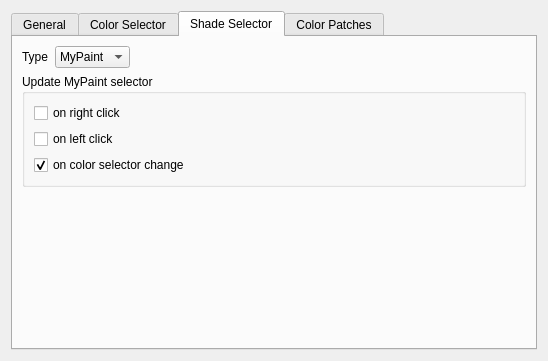
Before: the Qt Designer form krita/plugins/extensions/dockers/colorselectorng/wdg_color_selector_settings.ui in KDE/krita, drawn with Qt 5.
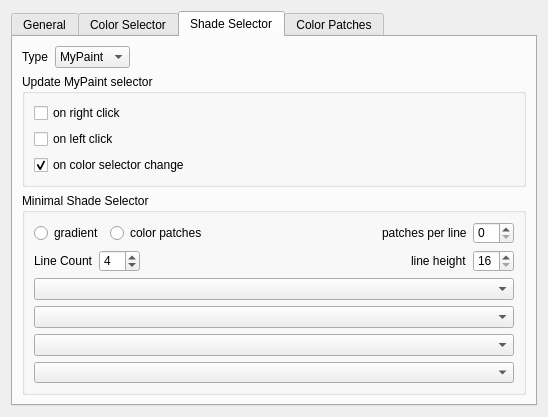
After: the same form once the commit is applied. The open tabs and pages were chosen to show the change. Custom widgets are drawn as their Qt base class.

Commit message: started work on minimal shade selector

```diff
--- a/krita/plugins/extensions/dockers/colorselectorng/wdg_color_selector_settings.ui
+++ b/krita/plugins/extensions/dockers/colorselectorng/wdg_color_selector_settings.ui
@@ -6,8 +6,8 @@
    <rect>
     <x>0</x>
     <y>0</y>
-    <width>494</width>
-    <height>335</height>
+    <width>514</width>
+    <height>408</height>
    </rect>
   </property>
   <property name="windowTitle">
@@ -232,23 +232,6 @@
        <item row="2" column="1">
         <widget class="KColorButton" name="kcolorbutton"/>
        </item>
-       <item row="3" column="0">
-        <widget class="QLabel" name="label_6">
-         <property name="text">
-          <string>etc</string>
-         </property>
-        </widget>
-       </item>
-       <item row="3" column="1">
-        <widget class="QLCDNumber" name="lcdNumber">
-         <property name="segmentStyle">
-          <enum>QLCDNumber::Flat</enum>
-         </property>
-         <property name="value" stdset="0">
-          <double>42.000000000000000</double>
-         </property>
-        </widget>
-       </item>
       </layout>
      </widget>
      <widget class="QWidget" name="tab_2">
@@ -335,6 +318,128 @@
          </layout>
         </widget>
        </item>
+       <item>
+        <widget class="QGroupBox" name="groupBox_7">
+         <property name="minimumSize">
+          <size>
+           <width>0</width>
+           <height>200</height>
+          </size>
+         </property>
+         <property name="title">
+          <string>Minimal Shade Selector</string>
+         </property>
+         <layout class="QVBoxLayout" name="verticalLayout_12">
+          <item>
+           <layout class="QHBoxLayout" name="horizontalLayout_12">
+            <item>
+             <widget class="QRadioButton" name="radioButton">
+              <property name="text">
+               <string>gradient</string>
+              </property>
+             </widget>
+            </item>
+            <item>
+             <widget class="QRadioButton" name="radioButton_2">
+              <property name="text">
+               <string>color patches</string>
+              </property>
+             </widget>
+            </item>
+            <item>
+             <spacer name="horizontalSpacer_4">
+              <property name="orientation">
+               <enum>Qt::Horizontal</enum>
+              </property>
+              <property name="sizeHint" stdset="0">
+               <size>
+                <width>40</width>
+                <height>20</height>
+               </size>
+              </property>
+             </spacer>
+            </item>
+            <item>
+             <widget class="QLabel" name="label">
+              <property name="text">
+               <string>patches per line</string>
+              </property>
+             </widget>
+            </item>
+            <item>
+             <widget class="QSpinBox" name="spinBox"/>
+            </item>
+           </layout>
+          </item>
+          <item>
+           <layout class="QHBoxLayout" name="horizontalLayout_6">
+            <item>
+             <widget class="QLabel" name="label_2">
+              <property name="text">
+               <string>Line Count</string>
+              </property>
+             </widget>
+            </item>
+            <item>
+             <widget class="QSpinBox" name="spinBox_2">
+              <property name="minimum">
+               <number>1</number>
+              </property>
+              <property name="maximum">
+               <number>10</number>
+              </property>
+              <property name="value">
+               <number>4</number>
+              </property>
+             </widget>
+            </item>
+            <item>
+             <spacer name="horizontalSpacer_5">
+              <property name="orientation">
+               <enum>Qt::Horizontal</enum>
+              </property>
+              <property name="sizeHint" stdset="0">
+               <size>
+                <width>40</width>
+                <height>20</height>
+               </size>
+              </property>
+             </spacer>
+            </item>
+            <item>
+             <widget class="QLabel" name="label_6">
+              <property name="text">
+               <string>line height</string>
+              </property>
+             </widget>
+            </item>
+            <item>
+             <widget class="QSpinBox" name="spinBox_3">
+              <property name="minimum">
+               <number>16</number>
+              </property>
+              <property name="maximum">
+               <number>99</number>
+              </property>
+             </widget>
+            </item>
+           </layout>
+          </item>
+          <item>
+           <widget class="QComboBox" name="comboBox"/>
+          </item>
+          <item>
+           <widget class="QComboBox" name="comboBox_2"/>
+          </item>
+          <item>
+           <widget class="QComboBox" name="comboBox_4"/>
+          </item>
+          <item>
+           <widget class="QComboBox" name="comboBox_5"/>
+          </item>
+         </layout>
+        </widget>
+       </item>
        <item>
         <spacer name="verticalSpacer_3">
          <property name="orientation">
@@ -342,8 +447,8 @@
          </property>
          <property name="sizeHint" stdset="0">
           <size>
-           <width>20</width>
-           <height>70</height>
+           <width>0</width>
+           <height>0</height>
           </size>
          </property>
         </spacer>
```
The commit also changes 6 other files.
